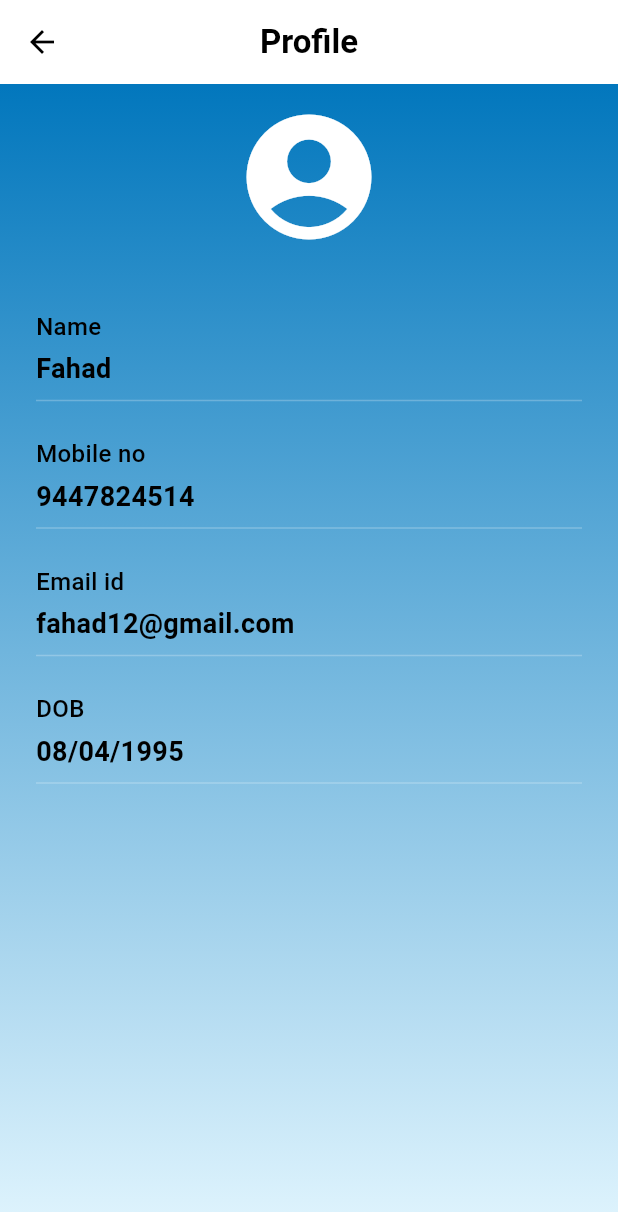
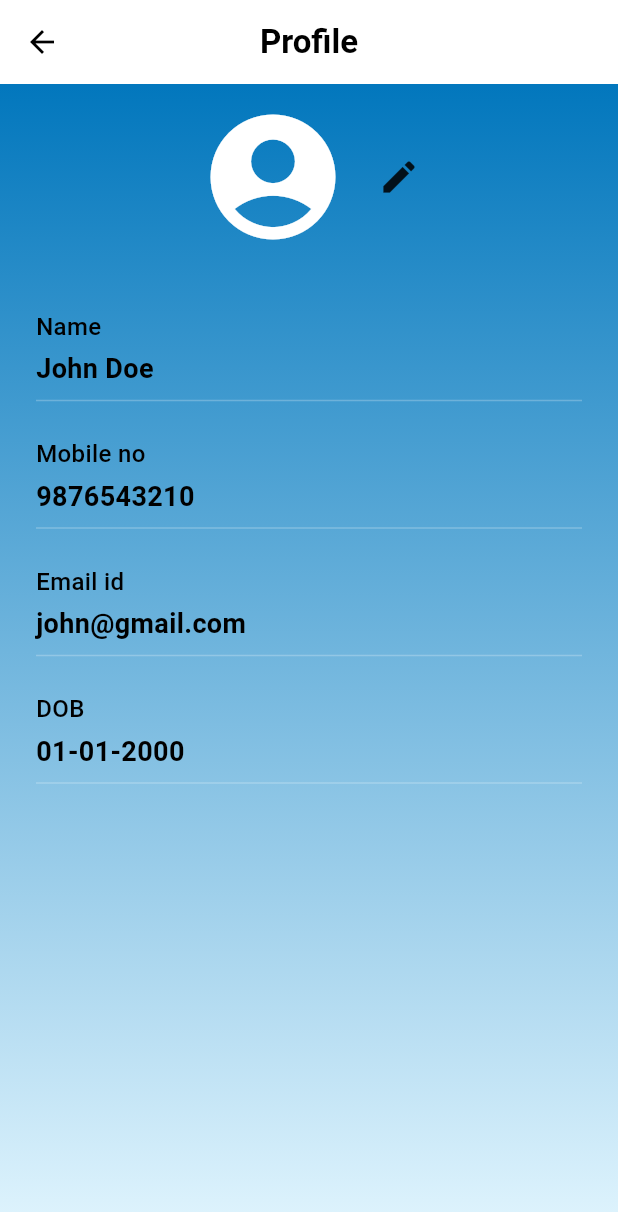
Before and after one commit to ummerfarook905/Aquafin_frontend, a Flutter app: the ProfileScreen screen opened by its route, on a phone screen of 412 x 824 dp. Shown: the top 1212 px of the screen. Run offline on Flutter 3.47's test engine with Material 3 defaults, Android fonts, the light colour scheme and no system bars; our stand-ins replace get; accounts and stored records are empty.

Commit message:
creating profile editing page

```diff
--- a/lib/controllers/profile_controller.dart
+++ b/lib/controllers/profile_controller.dart
@@ -1,22 +1,57 @@
 import 'package:aquafin_frontend/models/users_model.dart';
+import 'package:flutter/widgets.dart';
 import 'package:get/get.dart';
 
 class ProfileController extends GetxController{
   var user = Rx<UsersModel?>(null);
 
+  var isEditing = false.obs;
+
+  final nameController = TextEditingController();
+  final mobileController = TextEditingController();
+  final emailController = TextEditingController();
+  final dobController = TextEditingController();
+
+
    @override
   void onInit() {
     super.onInit();
-    fetchUserProfile();
+
+    user.value = UsersModel(
+      name: "John Doe",
+      mobile: "9876543210",
+      email: "john@gmail.com",
+      dob: "01-01-2000",
+    );
+
+    loadUserIntoControllers();
   }
 
-  Future<void> fetchUserProfile() async {
+  void loadUserIntoControllers() {
+    final u = user.value!;
+    nameController.text = u.name;
+    mobileController.text = u.mobile;
+    emailController.text = u.email;
+    dobController.text = u.dob;
+  }
 
+  void toggleEditing() {
+    isEditing.value = !isEditing.value;
+  }
+
+  void updateProfile() {
     user.value = UsersModel(
-      name: "Fahad",
-      mobile: "9447824514",
-      email: "fahad12@gmail.com",
-      dob: "08/04/1995",
+      name: nameController.text,
+      mobile: mobileController.text,
+      email: emailController.text,
+      dob: dobController.text,
     );
- }
+
+    isEditing.value = false;
+
+    Get.snackbar("Success", "Profile Updated!",
+        snackPosition: SnackPosition.BOTTOM);
+  }
+
+
 }
--- a/lib/views/profile_screen.dart
+++ b/lib/views/profile_screen.dart
@@ -17,9 +17,18 @@ class ProfileScreen extends StatelessWidget {
         child: Column(
           children: [
             Center(
-              child: Column(
-                children: const [
-                  Icon(Icons.account_circle, size: 100, color: Colors.white),
+              child: Row(
+                mainAxisAlignment: MainAxisAlignment.center,
+                children: [
+                  const Icon(Icons.account_circle, size: 100, color: Colors.white),
+                  const SizedBox(width: 20),
+
+                  GestureDetector(
+                    onTap: (){
+                      controller.toggleEditing();
+                    },
+                    child: const Icon(Icons.edit, size: 28),
+                  ),
                 ],
               ),
             ),
```
